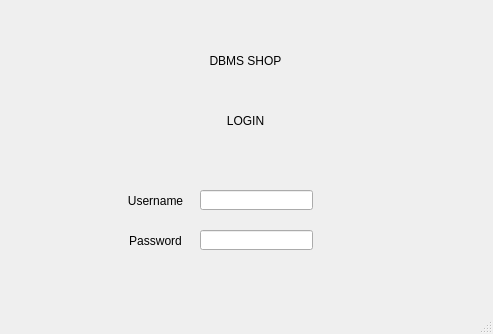
Old version of the form login.ui in the repository MARK-42/Store_Management.
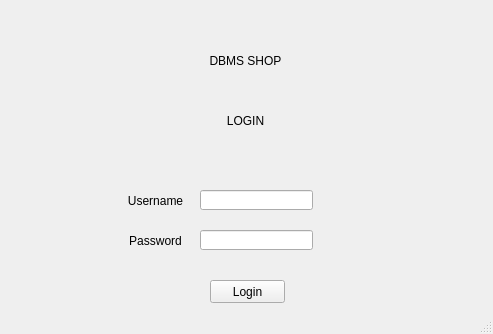
New version of the form.

```diff
--- a/login.ui
+++ b/login.ui
@@ -98,6 +98,19 @@
      <set>Qt::AlignCenter</set>
     </property>
    </widget>
+   <widget class="QPushButton" name="pushButton">
+    <property name="geometry">
+     <rect>
+      <x>210</x>
+      <y>280</y>
+      <width>75</width>
+      <height>23</height>
+     </rect>
+    </property>
+    <property name="text">
+     <string>Login</string>
+    </property>
+   </widget>
   </widget>
   <widget class="QStatusBar" name="statusbar"/>
  </widget>
```
